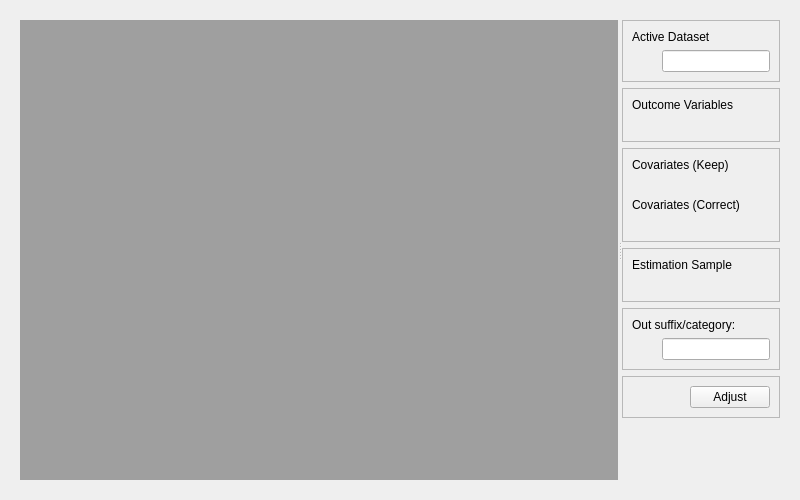
First picture: the form in NiChartGUI/plugins/adjcovview/adjcovview.ui, repository CBICA/NiChart_Viewer, before the edit.
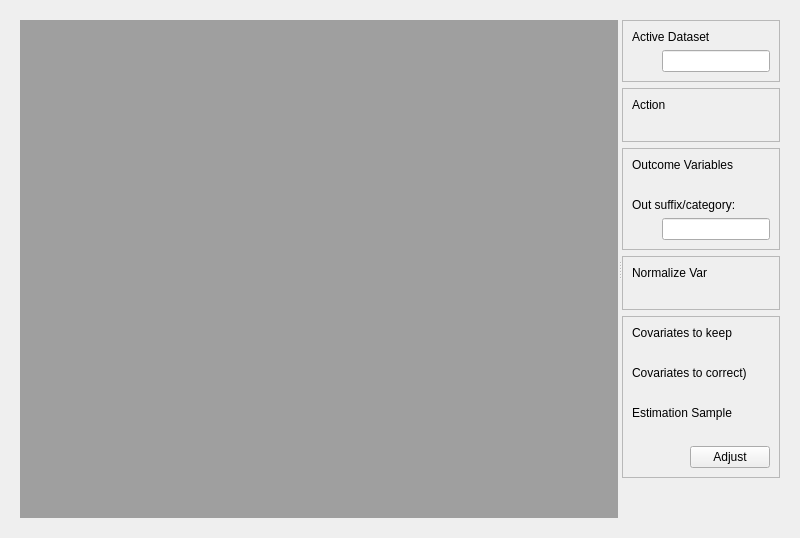
Second picture: the form after the edit.

Commit message: Unify adjust view

```diff
--- a/NiChartGUI/plugins/adjcovview/adjcovview.ui
+++ b/NiChartGUI/plugins/adjcovview/adjcovview.ui
@@ -106,7 +106,59 @@
                         </layout>
                         </widget>
                     </item>
+                    
+                    <item>
+                        <widget  class="QFrame"  name="wAction">
+                        <property  name="frameShape">
+                            <enum>QFrame::StyledPanel</enum>
+                        </property>
+                        <property  name="frameShadow">
+                            <enum>QFrame::Raised</enum>
+                        </property>
+                        <property  name="lineWidth">
+                            <number>8</number>
+                        </property>
                         
+                        <layout  class="QVBoxLayout"  name="vlTmp">
+                            <item>
+                            <widget  class="QLabel"  name="label_select">
+                                <property  name="text">
+                                <string>Action</string>
+                                </property>
+                            </widget>
+                            </item>
+                            
+                            <item>
+                            <layout  class="QHBoxLayout"  name="horizontalLayout_5">
+                                <item>
+                                <spacer  name="horizontalSpacer_5">
+                                    <property  name="orientation">
+                                    <enum>Qt::Horizontal</enum>
+                                    </property>
+                                    
+                                    <property name="sizeType">
+                                        <enum>QSizePolicy::Fixed</enum>
+                                    </property>
+                                    
+                                    <property  name="sizeHint"  stdset="0">
+                                    <size>
+                                        <width>30</width>
+                                        <height>20</height>
+                                    </size>
+                                    </property>
+                                </spacer>
+                                </item>
+                                <item>
+                                    <layout  class="QHBoxLayout"  name="vlAction"/>
+                                </item>
+                                
+                            </layout>
+                            </item>
+                        </layout>
+                        
+                        </widget>
+                    </item>                    
+                    
                     <item>
                         <widget  class="QFrame"  name="wOutVars">
                         <property  name="frameShape">
@@ -154,14 +206,101 @@
                                 </item>
                             </layout>
                             </item>
+
+                            <item>
+                            <widget  class="QLabel"  name="label_select2">
+                                <property  name="text">
+                                <string>Out suffix/category: </string>
+                                </property>
+                            </widget>
+                            </item>
+                            
+                            <item>
+                            <layout  class="QHBoxLayout"  name="horizontalLayout_6">
+                                <item>
+                                <spacer  name="horizontalSpacer_6">
+                                    <property  name="orientation">
+                                    <enum>Qt::Horizontal</enum>
+                                    </property>
+                                    
+                                    <property name="sizeType">
+                                        <enum>QSizePolicy::Fixed</enum>
+                                    </property>
+                                    
+                                    <property  name="sizeHint"  stdset="0">
+                                    <size>
+                                        <width>30</width>
+                                        <height>20</height>
+                                    </size>
+                                    </property>
+                                </spacer>
+                                </item>
+                                <item>
+                                    <widget  class="QLineEdit"  name="edit_outSuff">
+                                    </widget>
+                                </item>
+                            </layout>
+                            </item>
+                            
                         </layout>
+                        </widget>
+                    </item>
+                    
+                    <item>
+                        <widget  class="QFrame"  name="wNormVars">
+                        <property  name="frameShape">
+                            <enum>QFrame::StyledPanel</enum>
+                        </property>
+                        <property  name="frameShadow">
+                            <enum>QFrame::Raised</enum>
+                        </property>
+                        <property  name="lineWidth">
+                            <number>8</number>
+                        </property>
                         
+                        <layout  class="QVBoxLayout"  name="vlwNormalizeVars">
+                            
+                            <item>
+                            <widget  class="QLabel"  name="label_select">
+                                <property  name="text">
+                                <string>Normalize Var</string>
+                                </property>
+                            </widget>
+                            </item>
+                            
+                            <item>
+                            <layout  class="QHBoxLayout"  name="horizontalLayout_5">
+                                <item>
+                                <spacer  name="horizontalSpacer_5">
+                                    <property  name="orientation">
+                                    <enum>Qt::Horizontal</enum>
+                                    </property>
+                                    
+                                    <property name="sizeType">
+                                        <enum>QSizePolicy::Fixed</enum>
+                                    </property>
+                                    
+                                    <property  name="sizeHint"  stdset="0">
+                                    <size>
+                                        <width>30</width>
+                                        <height>20</height>
+                                    </size>
+                                    </property>
+                                </spacer>
+                                </item>
+                                <item>
+                                <layout  class="QVBoxLayout"  name="vlComboNormVar"/>
+                                </item>
+                            </layout>
+                            </item>
+                        </layout>
+                        
                         </widget>
                     </item>
 
 
                     <item>
-                        <widget  class="QFrame"  name="wCov">
+                        <widget  class="QFrame"  name="wAdjustVars">
                         <property  name="frameShape">
                             <enum>QFrame::StyledPanel</enum>
                         </property>
@@ -173,13 +312,15 @@
                         </property>
                         
                         <layout  class="QVBoxLayout"  name="vlCov">
+
                             <item>
                             <widget  class="QLabel"  name="label_select">
                                 <property  name="text">
-                                <string>Covariates (Keep)</string>
+                                <string>Covariates to keep</string>
                                 </property>
                             </widget>
                             </item>
+
                             <item>
                             <layout  class="QHBoxLayout"  name="horizontalLayout_5">
                                 <item>
@@ -209,10 +350,11 @@
                             <item>
                             <widget  class="QLabel"  name="label_select">
                                 <property  name="text">
-                                <string>Covariates (Correct)</string>
+                                <string>Covariates to correct)</string>
                                 </property>
                             </widget>
                             </item>
+                            
                             <item>
                             <layout  class="QHBoxLayout"  name="horizontalLayout_5">
                                 <item>
@@ -238,23 +380,7 @@
                                 </item>
                             </layout>
                             </item>
-                        </layout>
-                        
-                        </widget>
-                    </item>
 
-                    <item>
-                        <widget  class="QFrame"  name="wSelectRef">
-                        <property  name="frameShape">
-                            <enum>QFrame::StyledPanel</enum>
-                        </property>
-                        <property  name="frameShadow">
-                            <enum>QFrame::Raised</enum>
-                        </property>
-                        <property  name="lineWidth">
-                            <number>8</number>
-                        </property>
-                        <layout  class="QVBoxLayout"  name="vlSelectRef">
                             <item>
                             <widget  class="QLabel"  name="label_select2">
                                 <property  name="text">
@@ -262,6 +388,7 @@
                                 </property>
                             </widget>
                             </item>
+
                             <item>
                             <layout  class="QHBoxLayout"  name="horizontalLayout_6">
                                 <item>
@@ -287,71 +414,10 @@
                                 </item>
                             </layout>
                             </item>
-                        </layout>
-                        </widget>
-                    </item>
-                    
-                    <item>
-                        <widget  class="QFrame"  name="wBC">
-                        <property  name="frameShape">
-                            <enum>QFrame::StyledPanel</enum>
-                        </property>
-                        <property  name="frameShadow">
-                            <enum>QFrame::Raised</enum>
-                        </property>
-                        <property  name="lineWidth">
-                            <number>8</number>
-                        </property>
-                        <layout  class="QVBoxLayout"  name="vlBC">
+
                             <item>
-                            <widget  class="QLabel"  name="label_select2">
-                                <property  name="text">
-                                <string>Out suffix/category: </string>
-                                </property>
-                            </widget>
-                            </item>
-                            <item>
-                            <layout  class="QHBoxLayout"  name="horizontalLayout_6">
-                                <item>
-                                <spacer  name="horizontalSpacer_6">
-                                    <property  name="orientation">
-                                    <enum>Qt::Horizontal</enum>
-                                    </property>
-                                    
-                                    <property name="sizeType">
-                                        <enum>QSizePolicy::Fixed</enum>
-                                    </property>
-                                    
-                                    <property  name="sizeHint"  stdset="0">
-                                    <size>
-                                        <width>30</width>
-                                        <height>20</height>
-                                    </size>
-                                    </property>
-                                </spacer>
-                                </item>
-                                <item>
-                                    <widget  class="QLineEdit"  name="edit_outSuff">
-                                    </widget>
-                                </item>
-                            </layout>
-                            </item>
-                        </layout>
-                        </widget>
-                    </item>
-                    
-                    <item>
-                        <widget  class="QFrame"  name="wAdjust">
-                        <property  name="frameShape">
-                            <enum>QFrame::StyledPanel</enum>
-                        </property>
-                        <property  name="frameShadow">
-                            <enum>QFrame::Raised</enum>
-                        </property>
-                        <property  name="lineWidth">
-                            <number>8</number>
-                        </property>
                             <layout  class="QHBoxLayout"  name="horizontalLayout_8">
+
                             <item>
                                 <spacer  name="horizontalSpacer_8">
                                 <property  name="orientation">
@@ -366,15 +432,20 @@
                                 </spacer>
                             </item>
                             <item>
-                                <widget  class="QPushButton"  name="adjCovBtn">
+                                <widget  class="QPushButton"  name="adjustBtn">
                                 <property  name="text">
                                     <string>Adjust</string>
                                 </property>
                                 </widget>
                             </item>
+                            
                             </layout>
+                            </item>
+                        </layout>
+                            
                         </widget>
                     </item>
+                                        
                     
                     <item>
                         <spacer  name="verticalSpacer">
```
Left out of the diff: 4 changed lines with no effect on the pictures. The commit also changes 2 other files.
